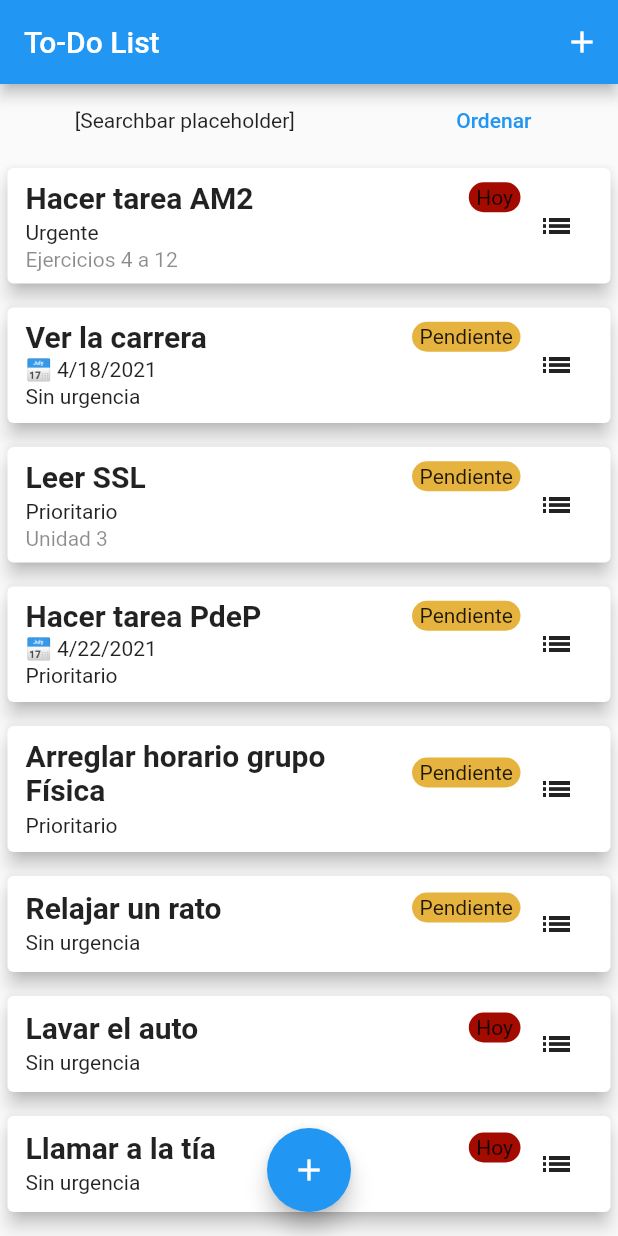
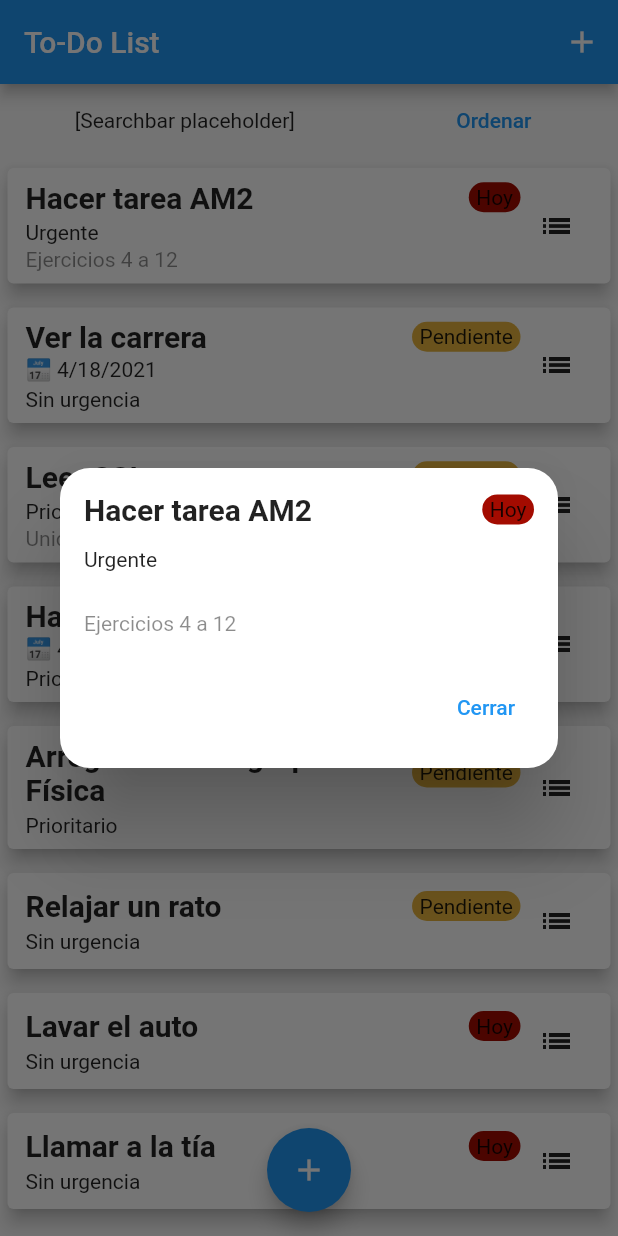
Before and after one commit to Matias-Rossi/todo_one, a Flutter app: the screen it shows after launch, after a tap on the "list" icon, on a phone screen of 412 x 824 dp. Run offline on Flutter 3.47's test engine with Material 2 defaults, Android fonts, the light colour scheme and no system bars; drawn by our look-alikes of flutter_slidable.

Commit message:
Added task dialog support

```diff
--- a/lib/widgets/task_list.dart
+++ b/lib/widgets/task_list.dart
@@ -33,14 +33,20 @@ class _TaskListState extends State<TaskList> {
 
   Widget _showDate(DateTime dateDue) {
     return dateDue != null
-        ? Text("\u{1F4C5} ${DateFormat.yMd().format(dateDue)}")
+        ? Padding(
+            padding: const EdgeInsets.only(top: 2.0),
+            child: Text("\u{1F4C5} ${DateFormat.yMd().format(dateDue)}"),
+          )
         : TaskList._empty;
   }
 
   Widget _showDetails(String details) {
     if (details != null) {
       return details.isNotEmpty
-          ? Text(details, style: TextStyle(color: Colors.black45))
+          ? Padding(
+              padding: const EdgeInsets.only(top: 2.0),
+              child: Text(details, style: TextStyle(color: Colors.black45)),
+            )
           : TaskList._empty;
     } else
       return TaskList._empty;
@@ -60,7 +66,12 @@ class _TaskListState extends State<TaskList> {
         backColor = Color.fromRGBO(72, 181, 0, 127);
         break;
       default:
-        return Text(status);
+        return Padding(
+          padding: const EdgeInsets.only(left: 16.0),
+          child: Text(
+            status,
+          ),
+        );
     }
     return DecoratedBox(
       decoration: BoxDecoration(
@@ -77,19 +88,24 @@ class _TaskListState extends State<TaskList> {
   }
 
   Widget _showPriority(int priority) {
+    String priorityStr = "";
     switch (priority) {
       case 1:
-        return Text("Urgente");
+        priorityStr = "Urgente";
         break;
       case 2:
-        return Text("Prioritario");
+        priorityStr = "Prioritario";
         break;
       case 3:
-        return Text("Sin urgencia");
+        priorityStr = "Sin urgencia";
         break;
       default:
         return TaskList._empty;
     }
+    return Padding(
+      padding: const EdgeInsets.only(top: 2.0),
+      child: Text(priorityStr),
+    );
 
     //todo estilizar con colores
   }
@@ -129,6 +145,62 @@ class _TaskListState extends State<TaskList> {
               });
             });
     }
+  }
+
+  void _openTask(Task task) {
+    showDialog(
+      context: context,
+      builder: (context) {
+        return Dialog(
+          backgroundColor: Colors.white,
+          insetAnimationDuration: const Duration(milliseconds: 100),
+          shape:
+              RoundedRectangleBorder(borderRadius: BorderRadius.circular(20)),
+          child: Container(
+            height: 200,
+            width: 400, //Implementar MediaQuery
+            child: Padding(
+              padding: const EdgeInsets.symmetric(
+                horizontal: 16,
+                vertical: 10,
+              ),
+              child: Column(
+                mainAxisAlignment: MainAxisAlignment.spaceAround,
+                crossAxisAlignment: CrossAxisAlignment.start,
+                children: <Widget>[
+                  Row(
+                    mainAxisAlignment: MainAxisAlignment.spaceBetween,
+                    children: [
+                      Text(
+                        task.name,
+                        style: TextStyle(
+                          fontWeight: FontWeight.bold,
+                          fontSize: 20,
+                        ),
+                      ),
+                      _showStatus(task.status),
+                    ],
+                  ),
+                  _showPriority(task.priority),
+                  _showDate(task.dateDue),
+                  _showDetails(task.details),
+                  ..._showSubtasks(task.subtasks),
+                  Align(
+                    alignment: Alignment.bottomRight,
+                    child: TextButton(
+                      onPressed: () {
+                        Navigator.pop(context);
+                      },
+                      child: Text("Cerrar"),
+                    ),
+                  ),
+                ],
+              ),
+            ),
+          ),
+        );
+      },
+    );
   }
 
   @override
@@ -184,30 +256,21 @@ class _TaskListState extends State<TaskList> {
                                         ),
                                       ),
                                     ),
-                                    Padding(
-                                      padding:
-                                          const EdgeInsets.only(left: 16.0),
-                                      child:
-                                          _showStatus(widget.tasks[ind].status),
-                                    ),
+                                    _showStatus(widget.tasks[ind].status),
                                     //todo armar mejor la presentación de los estados
                                   ],
                                 ),
 
-                                Padding(
-                                  padding: const EdgeInsets.only(top: 2.0),
-                                  child: _showDate(widget.tasks[ind].dateDue),
-                                ),
+                                _showDate(widget.tasks[ind].dateDue),
+
                                 Padding(
                                   padding: const EdgeInsets.only(top: 2.0),
                                   child:
                                       _showPriority(widget.tasks[ind].priority),
                                 ),
-                                Padding(
-                                  padding: const EdgeInsets.only(top: 2.0),
-                                  child:
-                                      _showDetails(widget.tasks[ind].details),
-                                ),
+
+                                _showDetails(widget.tasks[ind].details),
+
                                 ..._showSubtasks(widget.tasks[ind]
                                     .subtasks) //TODO encontrar una forma de hacer bien el _empty
                               ],
@@ -215,7 +278,9 @@ class _TaskListState extends State<TaskList> {
                           ),
                           IconButton(
                               icon: const Icon(Icons.list_sharp),
-                              onPressed: () => {})
+                              onPressed: () {
+                                _openTask(widget.tasks[ind]);
+                              })
                         ],
                       ),
                     ),
```
